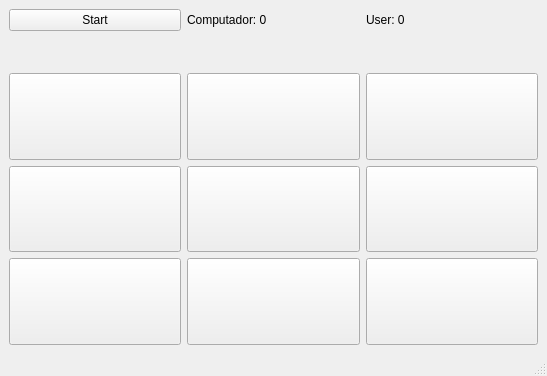
The window that jogo_da_velha/jogoDaVelhaQT/jogodavelha.ui (Lucas-Severo/C-exercicios) describes before a commit, drawn with Qt 5.
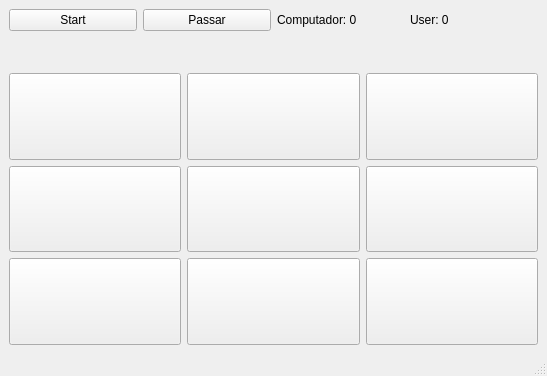
The same window after the commit.

Commit message: adicionado bloqueio no botão que já foi clicado

Patch:
```diff
--- a/jogo_da_velha/jogoDaVelhaQT/jogodavelha.ui
+++ b/jogo_da_velha/jogoDaVelhaQT/jogodavelha.ui
@@ -24,14 +24,14 @@
         </property>
        </widget>
       </item>
-      <item row="0" column="2">
+      <item row="0" column="3">
        <widget class="QLabel" name="lb_user_score">
         <property name="text">
          <string>User: 0</string>
         </property>
        </widget>
       </item>
-      <item row="0" column="1">
+      <item row="0" column="2">
        <widget class="QLabel" name="lb_ai_score">
         <property name="text">
          <string>Computador: 0</string>
@@ -59,6 +59,13 @@
         </property>
        </widget>
       </item>
+      <item row="0" column="1">
+       <widget class="QPushButton" name="pushButton">
+        <property name="text">
+         <string>Passar</string>
+        </property>
+       </widget>
+      </item>
      </layout>
     </item>
     <item>
```
Left out of the diff: 2 changed lines with no effect on the pictures. The commit also changes 2 other files.
